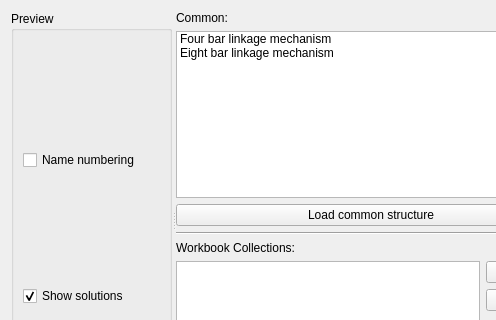
KmolYuan/Pyslvs-UI, file core/synthesis/Collections/TriangularIteration_dialog/collections.ui: the form before one commit; both pictures show x 0 to 496 and y 0 to 320 of the 577 by 468 pixel window.
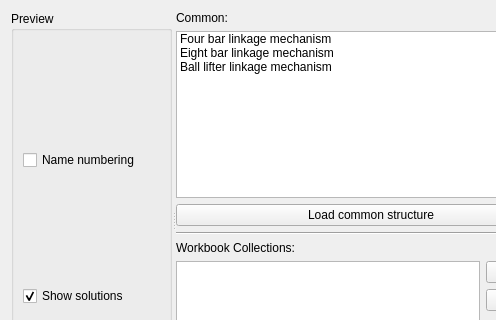
The form after the commit. Icons and pictures are not drawn.

Commit message: Add 'Ball lifter' data, but parser need to improve to avoid error.

The edit to the form file:
```diff
--- a/core/synthesis/Collections/TriangularIteration_dialog/collections.ui
+++ b/core/synthesis/Collections/TriangularIteration_dialog/collections.ui
@@ -88,6 +88,11 @@
              <string>Eight bar linkage mechanism</string>
             </property>
            </item>
+           <item>
+            <property name="text">
+             <string>Ball lifter linkage mechanism</string>
+            </property>
+           </item>
           </widget>
          </item>
          <item>
```
The commit also changes 4 other files.
